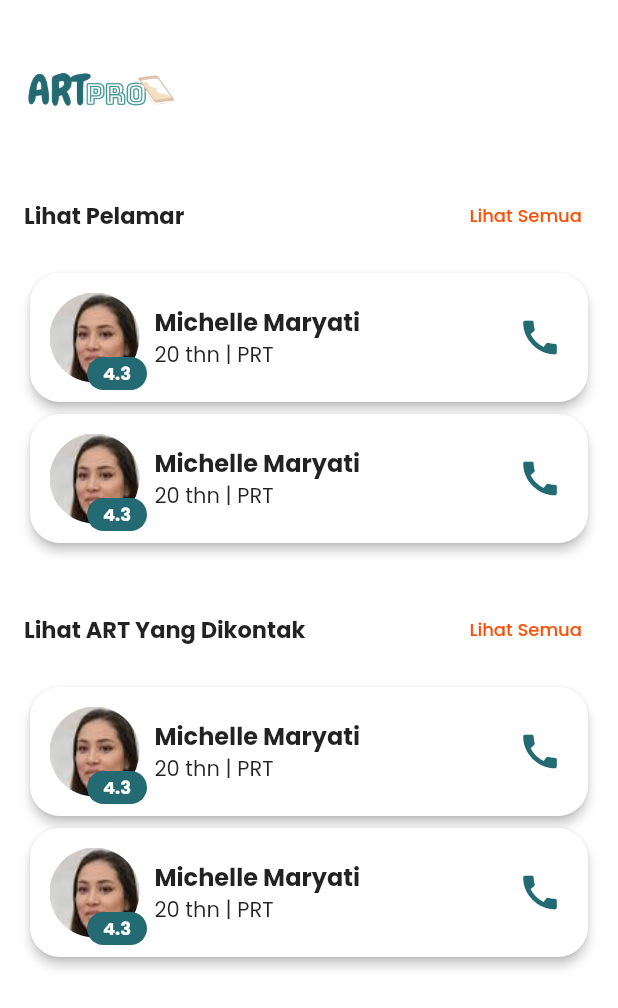
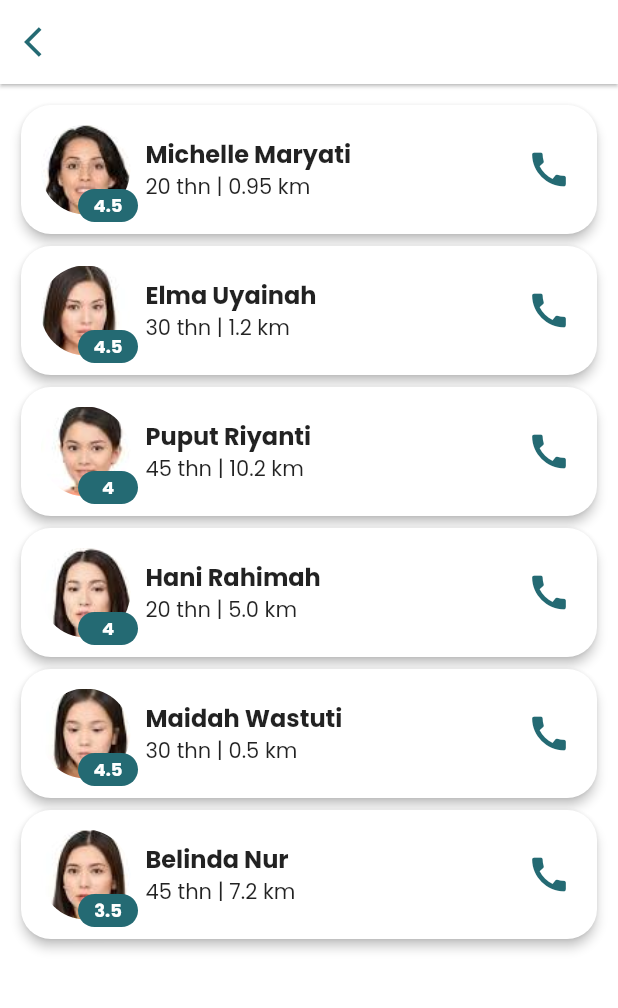
Before and after one commit to felicialaksanap/Aplikasi-ARTPro, a Flutter app: the Karir screen opened directly, after a tap on "Lihat Semua", on a phone screen of 412 x 824 dp. Shown: the top 1008 px of the screen. Run offline on Flutter 3.47's test engine with Material 2 defaults, Android fonts, the light colour scheme and no system bars; our stand-ins replace dotted_border, google_fonts; missing offline and left inert: flutter_radar_chart.

Commit message:
seventh commit

```diff
--- a/artpro_application_new/lib/karir.dart
+++ b/artpro_application_new/lib/karir.dart
@@ -1,3 +1,4 @@
+import 'package:artpro_application_new/listartkarir.dart';
 import 'package:flutter/material.dart';
 import 'package:google_fonts/google_fonts.dart';
 import './global.dart' as globals;
@@ -39,7 +40,12 @@ class _KarirState extends State<Karir> {
                           fontSize: 15, fontWeight: FontWeight.bold)),
                 ),
                 TextButton(
-                    onPressed: () {},
+                    onPressed: () {
+                      Navigator.push(
+                          context,
+                          MaterialPageRoute(
+                              builder: (context) => const ListARTKarir()));
+                    },
                     child: Text(
                       'Lihat Semua',
                       style: GoogleFonts.poppins(
@@ -69,7 +75,12 @@ class _KarirState extends State<Karir> {
                           fontSize: 15, fontWeight: FontWeight.bold)),
                 ),
                 TextButton(
-                    onPressed: () {},
+                    onPressed: () {
+                      Navigator.push(
+                          context,
+                          MaterialPageRoute(
+                              builder: (context) => const ListARTKarir()));
+                    },
                     child: Text(
                       'Lihat Semua',
                       style: GoogleFonts.poppins(
--- /dev/null
+++ b/artpro_application_new/lib/listartkarir.dart
@@ -0,0 +1,138 @@
+import 'package:flutter/material.dart';
+import 'package:google_fonts/google_fonts.dart';
+import './global.dart' as globals;
+import './modeltemp/modeltemp.dart';
+import './detailart.dart';
+
+class ListARTKarir extends StatefulWidget {
+  const ListARTKarir({super.key});
+
+  @override
+  State<ListARTKarir> createState() => _ListARTKarirState();
+}
+
+class _ListARTKarirState extends State<ListARTKarir> {
+  @override
+  Widget build(BuildContext context) {
+    return Scaffold(
+      appBar: AppBar(
+        backgroundColor: Colors.white,
+        elevation: 1,
+        iconTheme:
+            IconThemeData(color: Color(int.parse(globals.color_primary))),
+        leading: IconButton(
+          icon: Icon(
+            Icons.arrow_back_ios,
+            color: Color(int.parse(globals.color_primary)),
+          ),
+          onPressed: () {
+            Navigator.pop(context);
+          },
+        ),
+      ),
+      body: Container(
+        padding: const EdgeInsets.all(10.0),
+        child: ListView.builder(
+            itemCount: MListART.isiListART.length,
+            itemBuilder: (context, index) {
+              return GestureDetector(
+                onTap: () {
+                  Navigator.push(
+                      context,
+                      MaterialPageRoute(
+                          builder: (context) => const DetailART()));
+                },
+                child: Card(
+                  shape: RoundedRectangleBorder(
+                      borderRadius: BorderRadius.circular(20.0)),
+                  elevation: 3,
+                  child: Padding(
+                    padding: const EdgeInsets.all(8.0),
+                    child: Row(
+                      children: [
+                        Container(
+                          width: 70,
+                          height: 70,
+                          child: Stack(
+                            children: [
+                              Center(
+                                child: Container(
+                                  width: 60,
+                                  height: 60,
+                                  decoration: BoxDecoration(
+                                      borderRadius: BorderRadius.circular(50.0),
+                                      image: DecorationImage(
+                                          image: AssetImage(
+                                            MListART
+                                                .isiListART[index].gambarUrl,
+                                          ),
+                                          fit: BoxFit.fill)),
+                                ),
+                              ),
+                              Positioned(
+                                right: 0,
+                                bottom: 0,
+                                child: Container(
+                                  width: 40,
+                                  padding: const EdgeInsets.all(2.0),
+                                  decoration: BoxDecoration(
+                                      color: Color(
+                                          int.parse(globals.color_primary)),
+                                      borderRadius:
+                                          BorderRadius.circular(20.0)),
+                                  child: Text(
+                                    MListART.isiListART[index].rating,
+                                    style: GoogleFonts.poppins(
+                                        textStyle: const TextStyle(
+                                      fontSize: 12,
+                                      fontWeight: FontWeight.bold,
+                                      color: Colors.white,
+                                    )),
+                                    textAlign: TextAlign.center,
+                                  ),
+                                ),
+                              )
+                            ],
+                          ),
+                        ),
+                        const SizedBox(
+                          width: 5,
+                        ),
+                        Expanded(
+                          child: Column(
+                            crossAxisAlignment: CrossAxisAlignment.start,
+                            children: [
+                              Text(
+                                MListART.isiListART[index].nama,
+                                style: GoogleFonts.poppins(
+                                    textStyle: const TextStyle(
+                                        fontSize: 16,
+                                        fontWeight: FontWeight.bold)),
+                              ),
+                              Text(
+                                "${MListART.isiListART[index].umur} | ${MListART.isiListART[index].jarak}",
+                                style: GoogleFonts.poppins(
+                                    textStyle: const TextStyle(
+                                  fontSize: 14,
+                                )),
+                              )
+                            ],
+                          ),
+                        ),
+                        IconButton(
+                            onPressed: () {},
+                            icon: Icon(
+                              Icons.call,
+                              size: 30,
+                              color: Color(int.parse(globals.color_primary)),
+                            ))
+                      ],
+                    ),
+                  ),
+                ),
+              );
+            }),
+      ),
+    );
+  }
+}
```
Also changed, not shown: artpro_application_new/lib/listloker.dart (added, +66 -0 lines), artpro_application_new/lib/modeltemp/modeltemp.dart (+19 -0 lines), artpro_application_new/lib/profilemenu.dart (+7 -1 lines).
